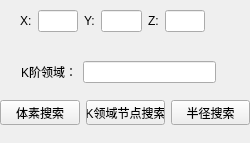
The window that PointCloud/Widget_SearchKNear.ui (brickmovingclub/PointCloud) describes before a commit, drawn with Qt 5.
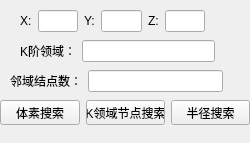
The same window after the commit.

```diff
--- a/PointCloud/Widget_SearchKNear.ui
+++ b/PointCloud/Widget_SearchKNear.ui
@@ -55,7 +55,7 @@
     </item>
    </layout>
   </widget>
-  <widget class="QWidget" name="">
+  <widget class="QWidget" name="layoutWidget">
    <property name="geometry">
     <rect>
      <x>0</x>
@@ -88,11 +88,11 @@
     </item>
    </layout>
   </widget>
-  <widget class="QWidget" name="">
+  <widget class="QWidget" name="layoutWidget">
    <property name="geometry">
     <rect>
-     <x>21</x>
-     <y>61</y>
+     <x>20</x>
+     <y>40</y>
      <width>195</width>
      <height>22</height>
     </rect>
@@ -110,6 +110,32 @@
     </item>
    </layout>
   </widget>
+  <widget class="QWidget" name="">
+   <property name="geometry">
+    <rect>
+     <x>10</x>
+     <y>70</y>
+     <width>213</width>
+     <height>22</height>
+    </rect>
+   </property>
+   <layout class="QHBoxLayout" name="horizontalLayout_4">
+    <item>
+     <widget class="QLabel" name="label_result">
+      <property name="text">
+       <string>邻域结点数：</string>
+      </property>
+     </widget>
+    </item>
+    <item>
+     <widget class="QLineEdit" name="lineEdit_result">
+      <property name="focusPolicy">
+       <enum>Qt::TabFocus</enum>
+      </property>
+     </widget>
+    </item>
+   </layout>
+  </widget>
  </widget>
  <resources/>
  <connections>
```
